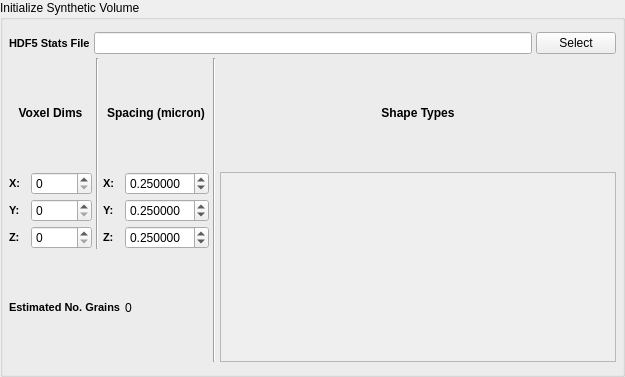
First picture: the form in Source/Plugins/PipelineBuilder/FilterWidgets/SyntheticBuilderFiltersWidgets/QInitializeSyntheticVolumeWidget.ui, repository BlueQuartzSoftware/DREAM3D, before the edit.
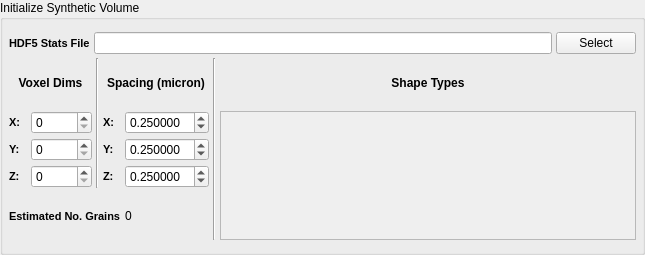
Second picture: the form after the edit. Custom widgets are drawn as their Qt base class.

Commit message: Tweaking the UI for the newest filter

What changed in the file:
```diff
--- a/Source/Plugins/PipelineBuilder/FilterWidgets/SyntheticBuilderFiltersWidgets/QInitializeSyntheticVolumeWidget.ui
+++ b/Source/Plugins/PipelineBuilder/FilterWidgets/SyntheticBuilderFiltersWidgets/QInitializeSyntheticVolumeWidget.ui
@@ -6,8 +6,8 @@
    <rect>
     <x>0</x>
     <y>0</y>
-    <width>625</width>
-    <height>377</height>
+    <width>645</width>
+    <height>255</height>
    </rect>
   </property>
   <property name="windowTitle">
@@ -191,8 +191,8 @@
          <rect>
           <x>0</x>
           <y>0</y>
-          <width>348</width>
-          <height>127</height>
+          <width>368</width>
+          <height>121</height>
          </rect>
         </property>
         <layout class="QFormLayout" name="formLayout_2">
```
